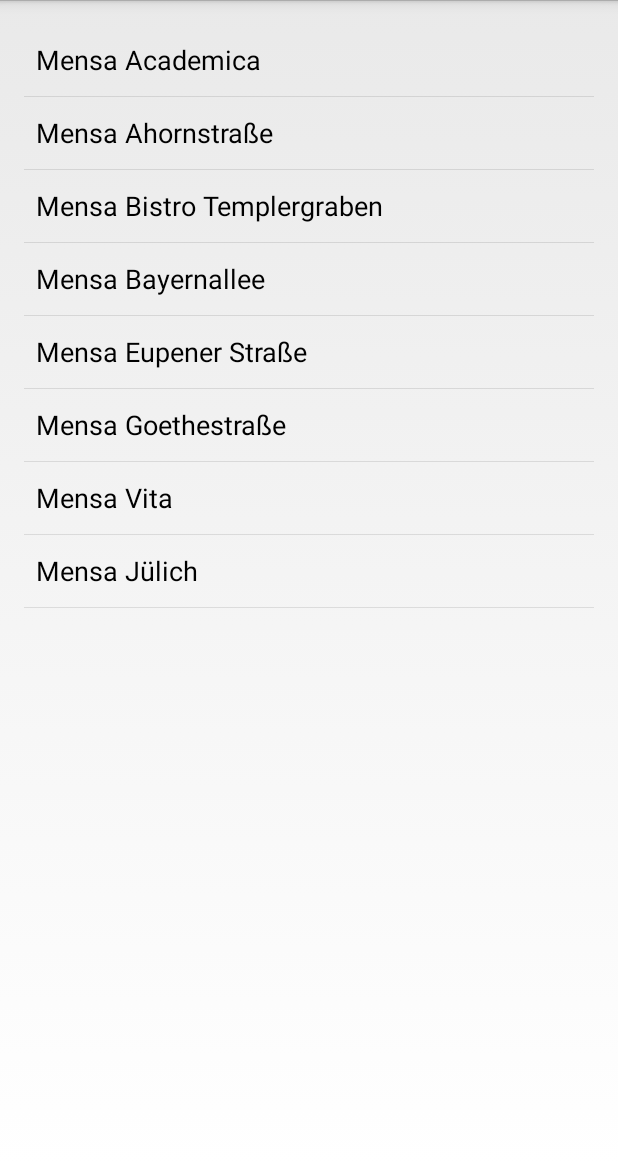
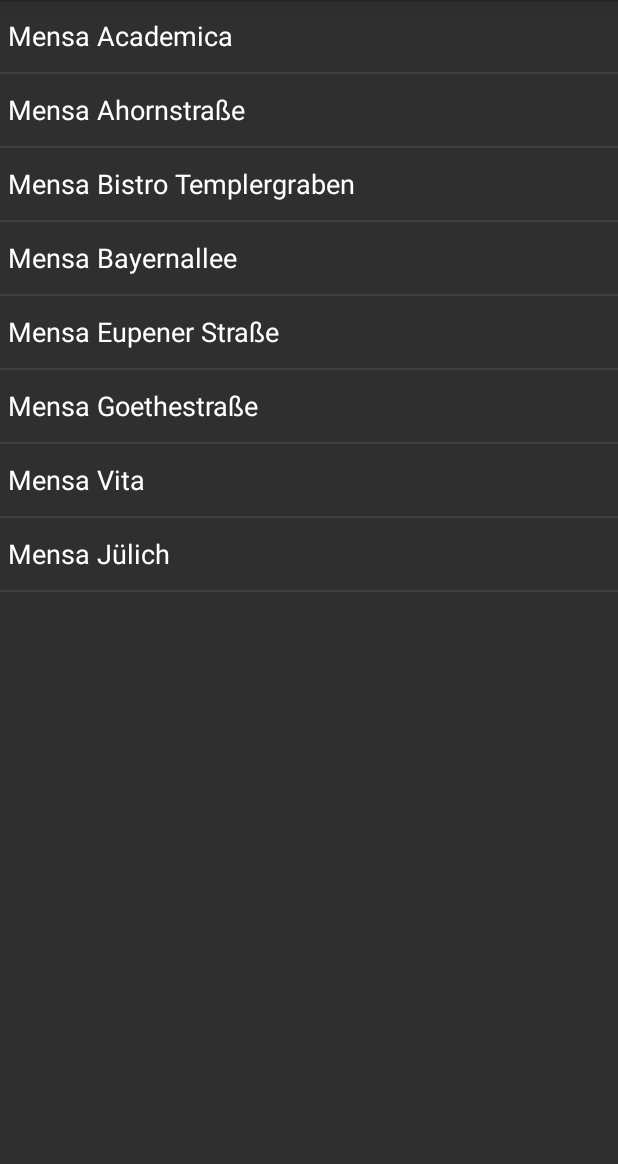
Before and after one commit to graetzer/android-MensaPlanner, an Android app: the screen it shows after launch (MensaListActivity), on a phone screen of 412 x 824 dp, the part 72-1236 px from its top. Run offline under Robolectric (Android 15) with nearby library versions, the phone set to English and light mode, and no system bars.

Commit message:
Layout changes

```diff
--- a/app/src/main/java/de/rwth_aachen/comsys/assignment2/MensaDetailFragment.java
+++ b/app/src/main/java/de/rwth_aachen/comsys/assignment2/MensaDetailFragment.java
@@ -100,6 +100,7 @@ public class MensaDetailFragment extends Fragment {
                 DaysPagerAdapter adapter = new DaysPagerAdapter(getActivity(), mealPlan.days);
                 ViewPager pager = (ViewPager) getView();
                 pager.setAdapter(adapter);
+                pager.setCurrentItem(mealPlan.todayId);
             }
         }
     }
@@ -182,7 +183,8 @@ public class MensaDetailFragment extends Fragment {
             MealPlan.Menu m = mMenus.get(position);
             categoryTV.setText(m.category);
             menuTV.setText(m.title);
-            priceTV.setText(format.format(m.price));
+            if (m.price > 0) priceTV.setText(format.format(m.price));
+            else priceTV.setText("");
 
             if(position % 2 == 0)
                 convertView.setBackgroundColor(0);
--- a/app/src/main/java/de/rwth_aachen/comsys/assignment2/MensaListActivity.java
+++ b/app/src/main/java/de/rwth_aachen/comsys/assignment2/MensaListActivity.java
@@ -3,6 +3,8 @@ package de.rwth_aachen.comsys.assignment2;
 import android.content.Intent;
 import android.os.Bundle;
 import android.app.Activity;
+
+import de.rwth_aachen.comsys.assignment2.data.Mensa;
 
 
 /**
@@ -52,6 +54,17 @@ public class MensaListActivity extends Activity
         // TODO: If exposing deep links into your app, handle intents here.
     }
 
+    @Override
+    protected void onStart() {
+        super.onStart();
+        if (mTwoPane) {
+            MensaListFragment fragment = (MensaListFragment) getFragmentManager()
+                    .findFragmentById(R.id.mensa_list);
+            fragment.setActivatedPosition(0);
+            onMensaSelected(Mensa.ITEMS.get(0).id);
+        }
+    }
+
     /**
      * Callback method from {@link MensaListFragment.Callbacks}
      * indicating that the item with the given ID was selected.
--- a/app/src/main/java/de/rwth_aachen/comsys/assignment2/MensaListFragment.java
+++ b/app/src/main/java/de/rwth_aachen/comsys/assignment2/MensaListFragment.java
@@ -1,6 +1,8 @@
 package de.rwth_aachen.comsys.assignment2;
 
 import android.app.Activity;
+import android.graphics.Color;
+import android.graphics.drawable.ColorDrawable;
 import android.os.Bundle;
 import android.app.ListFragment;
 import android.view.View;
@@ -54,7 +56,7 @@ public class MensaListFragment extends ListFragment {
         // TODO: replace with a real list adapter.
         setListAdapter(new ArrayAdapter<Mensa>(
                 getActivity(),
-                android.R.layout.simple_list_item_activated_1,
+                R.layout.simple_list_item_activated_1,
                 android.R.id.text1,
                 Mensa.ITEMS));
     }
@@ -63,12 +65,14 @@ public class MensaListFragment extends ListFragment {
     public void onViewCreated(View view, Bundle savedInstanceState) {
         super.onViewCreated(view, savedInstanceState);
 
+        getListView().setBackgroundColor(Color.parseColor("#2F2F2F"));
+        getListView().setDivider(new ColorDrawable(Color.parseColor("#3F3F3F")));
+        getListView().setDividerHeight(2);
+
         // Restore the previously serialized activated item position.
         if (savedInstanceState != null
                 && savedInstanceState.containsKey(STATE_ACTIVATED_POSITION)) {
             setActivatedPosition(savedInstanceState.getInt(STATE_ACTIVATED_POSITION));
-        } else {
-            setActivatedPosition(0);
         }
     }
 
@@ -122,7 +126,7 @@ public class MensaListFragment extends ListFragment {
                 : ListView.CHOICE_MODE_NONE);
     }
 
-    private void setActivatedPosition(int position) {
+    public void setActivatedPosition(int position) {
         if (position == ListView.INVALID_POSITION) {
             getListView().setItemChecked(mActivatedPosition, false);
         } else {
--- a/app/src/main/java/de/rwth_aachen/comsys/assignment2/data/MealPlan.java
+++ b/app/src/main/java/de/rwth_aachen/comsys/assignment2/data/MealPlan.java
@@ -109,12 +109,12 @@ public class MealPlan {
 
         for (String dayId : weekdayIds) {
             Day d = parseDayElement(document, dayId);
-            if (d != null) days.add(d);
+            if (d != null && d.menus.size() > 0) days.add(d);
 
         }
         for (String dayId : weekdayIds) {
             Day d = parseDayElement(document, dayId+nextSuffix);
-            if (d != null) days.add(d);
+            if (d != null && d.menus.size() > 0) days.add(d);
         }
     }
 
@@ -146,6 +146,7 @@ public class MealPlan {
                         menu.category = sanitize(td.getTextContent());
                         break;
                     case "menue":
+                    case "extra":
                         menu.title = sanitize(td.getTextContent());
                         break;
                     case "price":
--- /dev/null
+++ b/app/src/main/res/drawable/list_item_back.xml
@@ -0,0 +1,7 @@
+<?xml version="1.0" encoding="utf-8"?>
+<selector xmlns:android="http://schemas.android.com/apk/res/android">
+    <item android:state_pressed="true" android:drawable="@color/rwth_blue" />
+    <item android:state_focused="true" android:drawable="@color/rwth_blue" />
+    <item android:state_checked="true" android:drawable="@color/rwth_blue" />
+    <item android:state_active="true" android:drawable="@color/rwth_blue" />
+</selector>
--- a/app/src/main/res/layout/activity_mensa_list.xml
+++ b/app/src/main/res/layout/activity_mensa_list.xml
@@ -2,9 +2,5 @@
     xmlns:tools="http://schemas.android.com/tools" android:id="@+id/mensa_list"
     android:name="de.rwth_aachen.comsys.assignment2.MensaListFragment"
     android:layout_width="match_parent" android:layout_height="match_parent"
-    android:layout_marginBottom="@dimen/activity_vertical_margin"
-    android:layout_marginLeft="@dimen/activity_horizontal_margin"
-    android:layout_marginRight="@dimen/activity_horizontal_margin"
-    android:layout_marginTop="@dimen/activity_vertical_margin"
     tools:context=".MensaListActivity"
     tools:layout="@android:layout/list_content" />
--- a/app/src/main/res/layout/fragment_mensa_detail.xml
+++ b/app/src/main/res/layout/fragment_mensa_detail.xml
@@ -9,7 +9,7 @@
         android:layout_width="match_parent"
         android:layout_height="wrap_content"
         android:layout_gravity="top"
-        android:background="#00549F"
+        android:background="@color/rwth_blue"
         android:textColor="#fff"
         android:paddingTop="5dp"
         android:paddingBottom="5dp"/>
--- /dev/null
+++ b/app/src/main/res/layout/simple_list_item_activated_1.xml
@@ -0,0 +1,11 @@
+<?xml version="1.0" encoding="utf-8"?>
+<TextView xmlns:android="http://schemas.android.com/apk/res/android"
+    android:id="@android:id/text1"
+    android:layout_width="match_parent"
+    android:layout_height="wrap_content"
+    android:textAppearance="?android:attr/textAppearanceListItemSmall"
+    android:gravity="center_vertical"
+    android:minHeight="?android:attr/listPreferredItemHeightSmall"
+    android:padding="5dp"
+    android:textColor="#FFF"
+    android:background="@drawable/list_item_back"/>
--- /dev/null
+++ b/app/src/main/res/values/colors.xml
@@ -0,0 +1,4 @@
+<?xml version="1.0" encoding="utf-8"?>
+<resources>
+    <color name="rwth_blue">#00549F</color>
+</resources>
```
